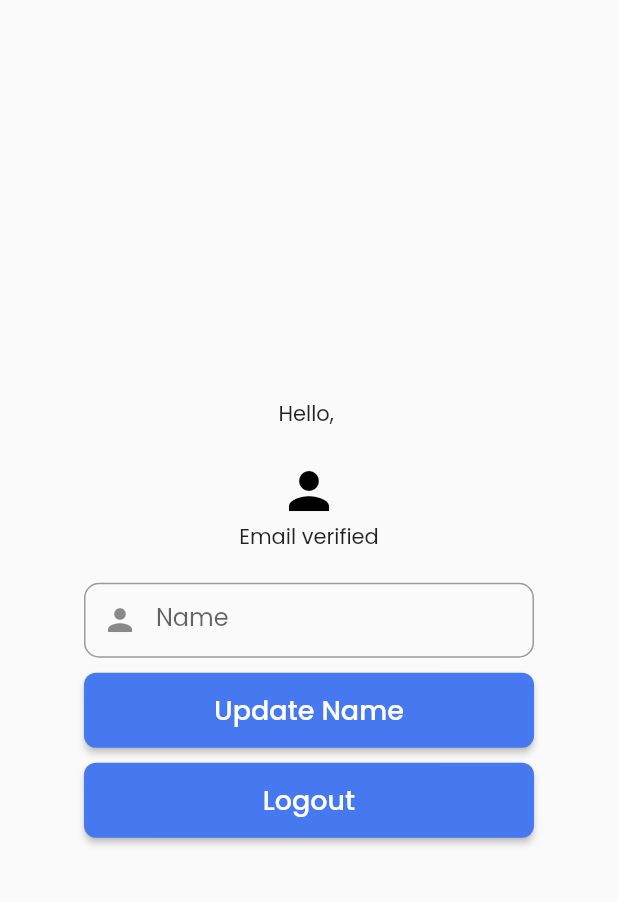
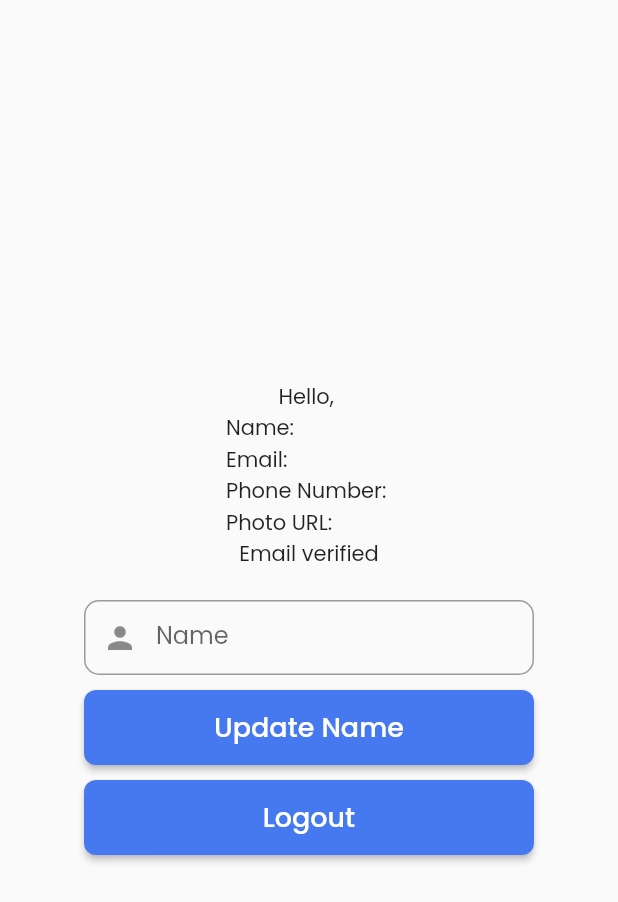
Before and after one commit to sanjibdahal/firebase-auth, a Flutter app: the screen it shows once a user with an empty profile is signed in, after a tap on "Update Name", on a phone screen of 412 x 824 dp. Shown: the top 902 px of the screen. Run offline on Flutter 3.47's test engine with Material 2 defaults, Android fonts, the phone set to English and light mode, and no system bars; our stand-ins replace cloud_firestore, firebase_auth, firebase_core, font_awesome_flutter, google_fonts, google_sign_in and 1 more; accounts and stored records are empty; network calls fail.

Commit message:
added users to firestore collection and fetched data to ui

```diff
--- a/lib/src/screens/home_screen.dart
+++ b/lib/src/screens/home_screen.dart
@@ -1,54 +1,70 @@
-import 'package:cloud_firestore/cloud_firestore.dart';
 import 'package:daily_algo/src/common_widgets/elevated_button.dart';
 import 'package:daily_algo/src/common_widgets/text_field.dart';
 import 'package:daily_algo/src/services/auth_service.dart';
+import 'package:daily_algo/src/services/user_repository.dart';
 import 'package:firebase_auth/firebase_auth.dart';
 import 'package:flutter/material.dart';
 
-class HomeScreen extends StatelessWidget {
+import '../models/user_model.dart';
+
+class HomeScreen extends StatefulWidget {
   const HomeScreen({super.key});
 
   @override
+  State<HomeScreen> createState() => _HomeScreenState();
+}
+
+class _HomeScreenState extends State<HomeScreen> {
+  UserModel? userData;
+
+  @override
+  void initState() {
+    super.initState();
+    getUserData();
+  }
+
+  Future<void> getUserData() async {
+    UserModel? user =
+        await UserRepository().getUser(FirebaseAuth.instance.currentUser!.uid);
+    setState(() {
+      userData = user;
+    });
+  }
+
+  @override
   Widget build(BuildContext context) {
-    User? user = FirebaseAuth.instance.currentUser;
+    User currentUser = FirebaseAuth.instance.currentUser!;
 
     final namecontroller = TextEditingController();
 
-    // final doc = FirebaseFirestore.instance.collection("users").doc(user?.uid).get();
-    // User _currentUser = User. (doc.data() as Map<String, dynamic>);
-
-    FirebaseFirestore.instance
-    .collection('users')
-    .doc(user?.uid)
-    .get()
-    .then((DocumentSnapshot documentSnapshot) {
-      if (documentSnapshot.exists) {
-        print('Document data: ${documentSnapshot.data()}');
-      } else {
-        print('Document does not exist on the database');
-      }
-    });
-
-
-
     return Scaffold(
       body: Center(
-        child: Column(
+        child: userData == null
+            ? const Text("Loading...")
+            : Column(
                 mainAxisAlignment: MainAxisAlignment.center,
                 crossAxisAlignment: CrossAxisAlignment.center,
                 children: [
-            Text("Hello, ${user?.email}"),
-            Text("${user?.displayName}"),
-            ClipOval(
-              child: user?.photoURL == null
-                  ? const Icon(
-                      Icons.person,
-                      size: 40,
-                      color: Colors.black,
-                    )
-                  : Image.network("${user?.photoURL}"),
+                  Text("Hello, ${userData!.displayName}"),
+                  Column(
+                    crossAxisAlignment: CrossAxisAlignment.start,
+                    children: [
+                      Text('Name: ${userData!.displayName}'),
+                      Text('Email: ${userData!.email}'),
+                      Text('Phone Number: ${userData!.phoneNumber}'),
+                      Text('Photo URL: ${userData!.id}'),
+                    ],
                   ),
-            Text(user!.emailVerified
+                  // ClipOval(
+                  //   child: userData.photoURL == null
+                  //       ? const Icon(
+                  //           Icons.person,
+                  //           size: 40,
+                  //           color: Colors.black,
+                  //         )
+                  //       : Image.network("${userData.photoURL}"),
+                  // ),
+                  Text(currentUser.emailVerified
                       ? "Email verified"
                       : "Email is not verified"),
 
@@ -69,7 +85,7 @@ class HomeScreen extends StatelessWidget {
                     width: 300,
                     child: SElevatedButton(
                       onPressed: () {
-                  user.updateDisplayName(namecontroller.text);
+                        currentUser.updateDisplayName(namecontroller.text);
                       },
                       child: const Text("Update Name"),
                     ),
--- a/lib/src/screens/signup_screen.dart
+++ b/lib/src/screens/signup_screen.dart
@@ -95,7 +95,7 @@ class _SignUpScreenState extends State<SignUpScreen> {
         passwordController.text,
         nameController.text,
         phoneController.text,
-      );
+      ).whenComplete(() => Navigator.pop(context));
     } on FirebaseAuthException catch (e) {
       showErrorMsg(e.message!);
     } finally {
--- a/lib/src/services/user_repository.dart
+++ b/lib/src/services/user_repository.dart
@@ -1,30 +1,40 @@
 import 'dart:developer';
-
 import 'package:cloud_firestore/cloud_firestore.dart';
-
 import '../models/user_model.dart';
 
 class UserRepository {
   final _db = FirebaseFirestore.instance;
 
-  createUser(UserModel user) async {
-    await _db
-        .collection("users")
-        .add(user.toJSON())
-        .whenComplete(() => log("User Created"))
-        .catchError((error) {
-      log("Error creating user: $error");
-      return error;
-    });
-    // try {
-    //   await _db
-    //       .collection("users")
-    //       .doc(user.id)
-    //       .set(user.toJSON())
-    //       .whenComplete(() => log("User created"));
-    // } catch (e) {
-    //   log("Error creating user: $e");
-    //   return e;
-    // }
+  Future createUser(UserModel user) async {
+    try {
+      await _db
+          .collection("users")
+          .doc(user.id)
+          .set(user.toJSON())
+          .whenComplete(() => log("User created successfully"));
+    } catch (e) {
+      log("Error creating user: $e");
+      return e;
+    }
+  }
+
+  Future<UserModel?> getUser(String uid) async {
+    try {
+      CollectionReference users =
+          FirebaseFirestore.instance.collection('users');
+      final snapshot = await users.doc(uid).get();
+      final data = snapshot.data() as Map<String, dynamic>;
+      return data.isNotEmpty
+          ? UserModel(
+              id: uid,
+              displayName: data['displayName'],
+              email: data['email'],
+              phoneNumber: data['phoneNumber'],
+            )
+          : null;
+    } catch (e) {
+      log("Error getting user: $e");
+      return null;
+    }
   }
 }
```
Lines whose indentation alone changed are shown as unchanged.
